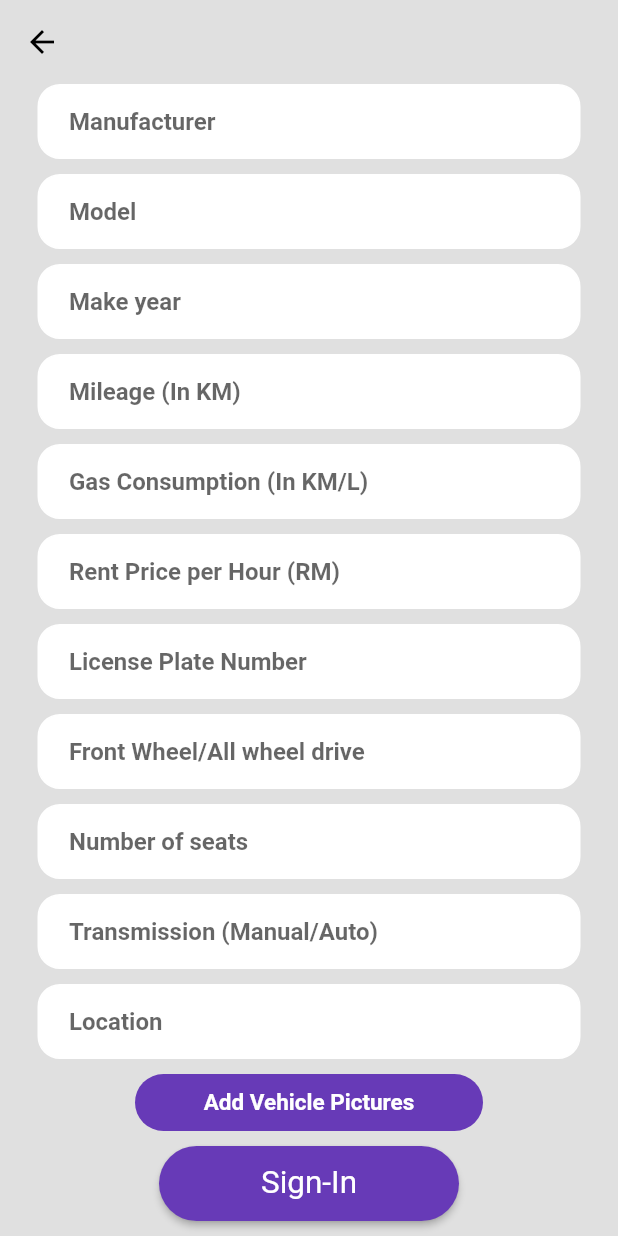
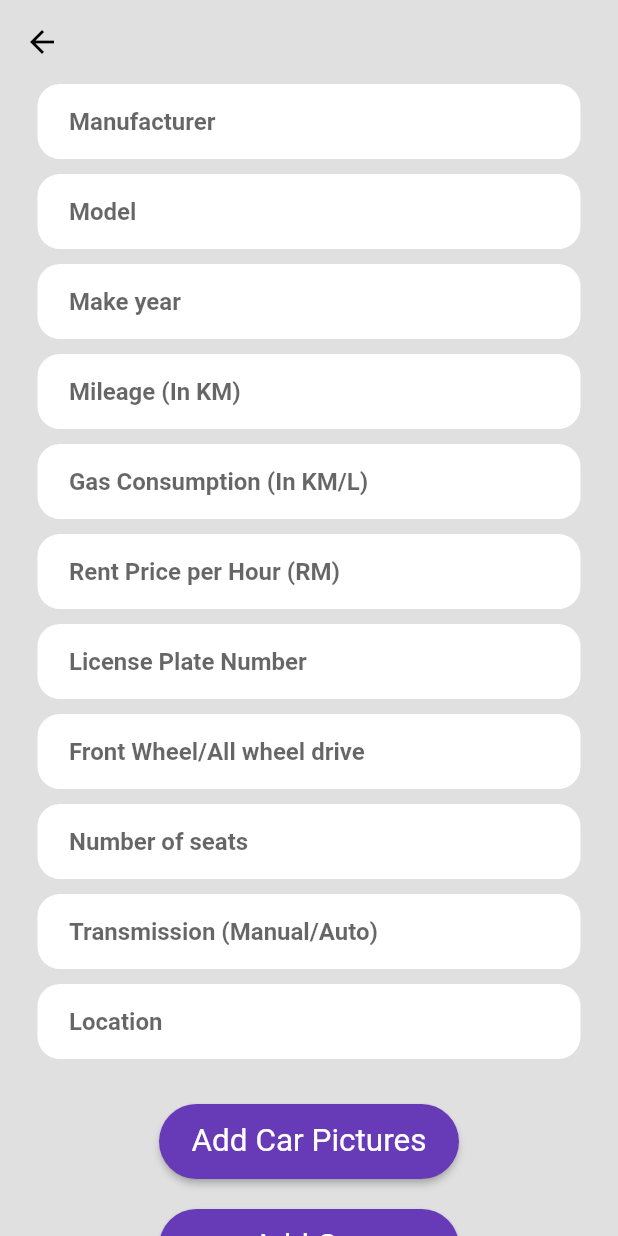
Before and after one commit to Fares1738/CarGo, a Flutter app: the AddVehicle screen opened directly, scrolled down 190 dp, on a phone screen of 412 x 824 dp. Run offline on Flutter 3.47's test engine with Material 2 defaults, Android fonts, the phone set to English and light mode, and no system bars; our stand-ins replace curved_navigation_bar.

Commit message:
Implement receiving user input

```diff
--- a/lib/add_car_details.dart
+++ b/lib/add_car_details.dart
@@ -1,11 +1,10 @@
 // ignore_for_file: prefer_const_constructors, prefer_const_literals_to_create_immutables, non_constant_identifier_names
 
+import 'package:cargo/host_page.dart';
 import 'package:flutter/material.dart';
 import 'package:cargo/landing_page.dart';
-
 import 'car_details.dart';
 
-// ignore: must_be_immutable
 class AddVehicle extends StatefulWidget {
   const AddVehicle({super.key});
 
@@ -14,7 +13,34 @@ class AddVehicle extends StatefulWidget {
 }
 
 class AddVehicleState extends State<AddVehicle> {
-  final TextEditingController _manufacturer = TextEditingController();
+  final manufacturer = TextEditingController();
+  final model = TextEditingController();
+  final makeyear = TextEditingController();
+  final mileage = TextEditingController();
+  final gasConsumption = TextEditingController();
+  final rentPrice = TextEditingController();
+  final licenseNumber = TextEditingController();
+  final wheelDrive = TextEditingController();
+  final seats = TextEditingController();
+  final transmission = TextEditingController();
+  final location = TextEditingController();
+
+  @override
+  void dispose() {
+    // Clean up the controller when the widget is disposed.
+    manufacturer.dispose();
+    model.dispose();
+    makeyear.dispose();
+    mileage.dispose();
+    gasConsumption.dispose();
+    rentPrice.dispose();
+    licenseNumber.dispose();
+    wheelDrive.dispose();
+    seats.dispose();
+    transmission.dispose();
+    location.dispose();
+    super.dispose();
+  }
 
   @override
   Widget build(BuildContext context) {
@@ -28,7 +54,7 @@ class AddVehicleState extends State<AddVehicle> {
           leading: BackButton(onPressed: () {
             Navigator.push(
               context,
-              MaterialPageRoute(builder: (context) => LandingPage()),
+              MaterialPageRoute(builder: (context) => Hostpage()),
             );
           })),
       backgroundColor: Colors.grey[300],
@@ -69,7 +95,7 @@ class AddVehicleState extends State<AddVehicle> {
                   child: Padding(
                     padding: const EdgeInsets.only(left: 20.0),
                     child: TextField(
-                      controller: _manufacturer,
+                      controller: manufacturer,
                       decoration: InputDecoration(
                           border: InputBorder.none,
                           hintText: "Manufacturer",
@@ -95,6 +121,7 @@ class AddVehicleState extends State<AddVehicle> {
                   child: Padding(
                     padding: const EdgeInsets.only(left: 20.0),
                     child: TextField(
+                      controller: model,
                       decoration: InputDecoration(
                           border: InputBorder.none,
                           hintText: "Model",
@@ -120,7 +147,7 @@ class AddVehicleState extends State<AddVehicle> {
                   child: Padding(
                     padding: const EdgeInsets.only(left: 20.0),
                     child: TextField(
-                      obscureText: true,
+                      controller: makeyear,
                       decoration: InputDecoration(
                           border: InputBorder.none,
                           hintText: "Make year",
@@ -146,7 +173,7 @@ class AddVehicleState extends State<AddVehicle> {
                   child: Padding(
                     padding: const EdgeInsets.only(left: 20.0),
                     child: TextField(
-                      obscureText: true,
+                      controller: mileage,
                       decoration: InputDecoration(
                           border: InputBorder.none,
                           hintText: "Mileage (In KM)",
@@ -172,7 +199,7 @@ class AddVehicleState extends State<AddVehicle> {
                   child: Padding(
                     padding: const EdgeInsets.only(left: 20.0),
                     child: TextField(
-                      obscureText: true,
+                      controller: gasConsumption,
                       decoration: InputDecoration(
                           border: InputBorder.none,
                           hintText: "Gas Consumption (In KM/L)",
@@ -197,7 +224,7 @@ class AddVehicleState extends State<AddVehicle> {
                   child: Padding(
                     padding: const EdgeInsets.only(left: 20.0),
                     child: TextField(
-                      obscureText: true,
+                      controller: rentPrice,
                       decoration: InputDecoration(
                           border: InputBorder.none,
                           hintText: "Rent Price per Hour (RM)",
@@ -222,7 +249,7 @@ class AddVehicleState extends State<AddVehicle> {
                   child: Padding(
                     padding: const EdgeInsets.only(left: 20.0),
                     child: TextField(
-                      obscureText: true,
+                      controller: licenseNumber,
                       decoration: InputDecoration(
                           border: InputBorder.none,
                           hintText: "License Plate Number",
@@ -247,7 +274,7 @@ class AddVehicleState extends State<AddVehicle> {
                   child: Padding(
                     padding: const EdgeInsets.only(left: 20.0),
                     child: TextField(
-                      obscureText: true,
+                      controller: wheelDrive,
                       decoration: InputDecoration(
                           border: InputBorder.none,
                           hintText: "Front Wheel/All wheel drive",
@@ -272,7 +299,7 @@ class AddVehicleState extends State<AddVehicle> {
                   child: Padding(
                     padding: const EdgeInsets.only(left: 20.0),
                     child: TextField(
-                      obscureText: true,
+                      controller: seats,
                       decoration: InputDecoration(
                           border: InputBorder.none,
                           hintText: "Number of seats",
@@ -297,7 +324,7 @@ class AddVehicleState extends State<AddVehicle> {
                   child: Padding(
                     padding: const EdgeInsets.only(left: 20.0),
                     child: TextField(
-                      obscureText: true,
+                      controller: transmission,
                       decoration: InputDecoration(
                           border: InputBorder.none,
                           hintText: "Transmission (Manual/Auto)",
@@ -322,7 +349,7 @@ class AddVehicleState extends State<AddVehicle> {
                   child: Padding(
                     padding: const EdgeInsets.only(left: 20.0),
                     child: TextField(
-                      obscureText: true,
+                      controller: location,
                       decoration: InputDecoration(
                           border: InputBorder.none,
                           hintText: "Location",
@@ -337,25 +364,10 @@ class AddVehicleState extends State<AddVehicle> {
 
               //Add Vehicle Pictures
               Padding(
-                padding: const EdgeInsets.symmetric(horizontal: 90),
-                child: Container(
-                  padding: EdgeInsets.all(10),
-                  decoration: BoxDecoration(
-                    color: Colors.deepPurple,
-                    borderRadius: BorderRadius.circular(30),
-                  ),
-                  child: Center(
-                    child: Text("Add Vehicle Pictures",
-                        style: TextStyle(
-                          color: Colors.white,
-                          fontWeight: FontWeight.bold,
-                          fontSize: 15,
-                        )),
-                  ),
-                ),
-              ),
-              SizedBox(height: 10),
-              //Add Vehicle button
+                padding: EdgeInsets.only(top: 20),
+                child: Column(
+                  mainAxisAlignment: MainAxisAlignment.center,
+                  children: <Widget>[
                     ElevatedButton(
                       style: ElevatedButton.styleFrom(
                         minimumSize: Size(200, 50),
@@ -365,13 +377,54 @@ class AddVehicleState extends State<AddVehicle> {
                         shape: RoundedRectangleBorder(
                             borderRadius: BorderRadius.circular(30.0)),
                       ),
-                child: Text('Sign-In'),
+                      child: Text('Add Car Pictures'),
                       onPressed: () {
                         Navigator.push(
                           context,
-                    MaterialPageRoute(builder: (context) => ViewAddedVehicle()),
+                          MaterialPageRoute(
+                              builder: (context) => LandingPage()),
                         );
                       },
+                    ),
+                  ],
+                ),
+              ),
+              //Add Vehicle button
+              Padding(
+                padding: EdgeInsets.only(top: 20),
+                child: Column(
+                  mainAxisAlignment: MainAxisAlignment.center,
+                  children: <Widget>[
+                    ElevatedButton(
+                      style: ElevatedButton.styleFrom(
+                        minimumSize: Size(200, 50),
+                        textStyle: TextStyle(fontSize: 21),
+                        backgroundColor: Colors.deepPurple,
+                        foregroundColor: Colors.white,
+                        shape: RoundedRectangleBorder(
+                            borderRadius: BorderRadius.circular(30.0)),
+                      ),
+                      child: Text('Add Car'),
+                      onPressed: () {
+                        Navigator.push(
+                            context,
+                            MaterialPageRoute(
+                                builder: (context) => ViewAddedVehicle(
+                                    manufacturer: Text(manufacturer.text),
+                                    model: Text(model.text),
+                                    makeyear: Text(makeyear.text),
+                                    mileage: Text(mileage.text),
+                                    gasConsumption: Text(gasConsumption.text),
+                                    rentPrice: Text(rentPrice.text),
+                                    licenseNumber: Text(licenseNumber.text),
+                                    wheelDrive: Text(wheelDrive.text),
+                                    seats: Text(seats.text),
+                                    transmission: Text(transmission.text),
+                                    location: Text(location.text))));
+                      },
+                    ),
+                  ],
+                ),
               ),
               SizedBox(height: 10),
             ],
```
Lines whose indentation alone changed are shown as unchanged.
